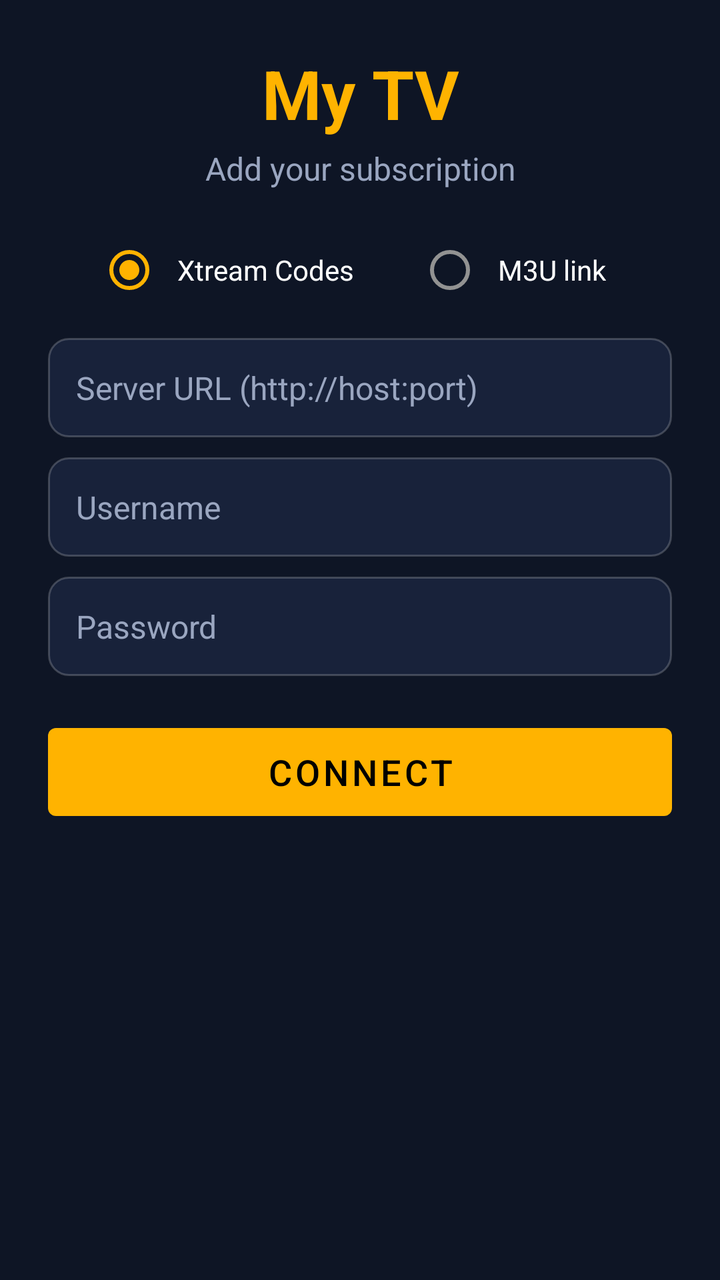
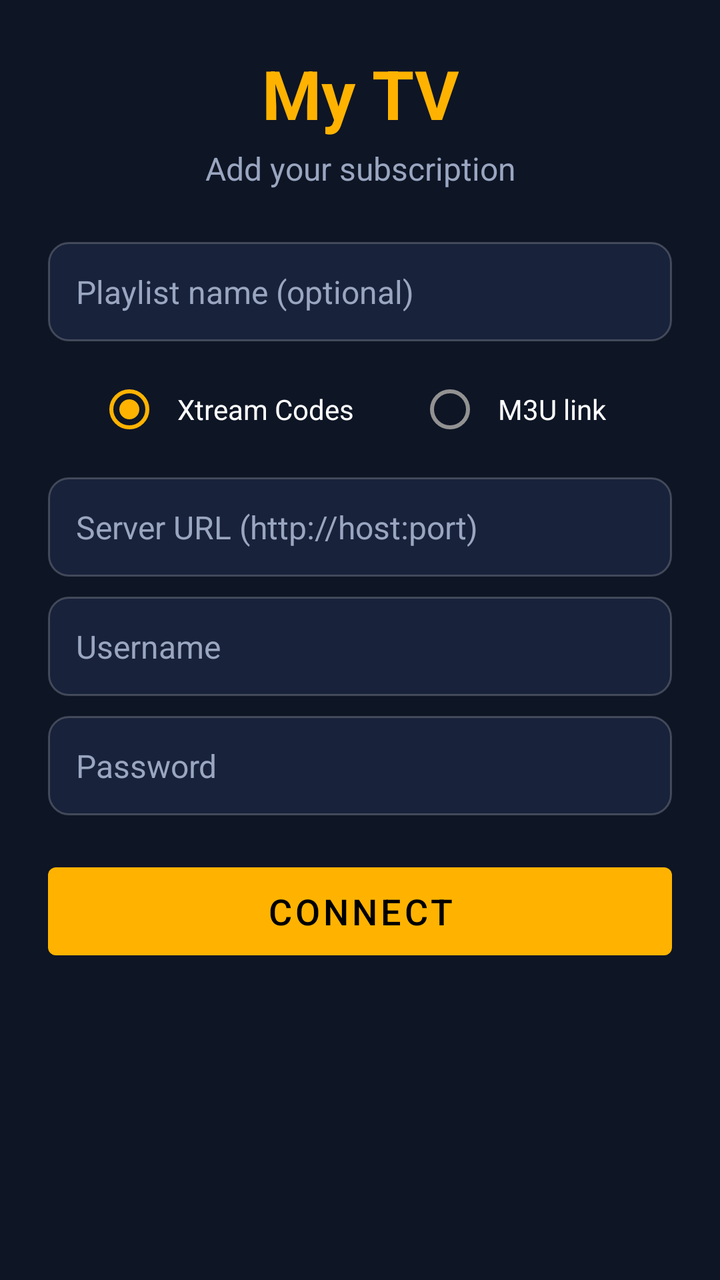

An Android layout rendered at two revisions. The XML below is the earlier revision; the diff shows what the commit changed to produce the second picture.
<!-- AndroidManifest.xml: application theme Theme.MyTV -->
<!-- res/layout/activity_login.xml -->
<?xml version="1.0" encoding="utf-8"?>
<ScrollView xmlns:android="http://schemas.android.com/apk/res/android"
    android:layout_width="match_parent" android:layout_height="match_parent"
    android:fillViewport="true">

    <LinearLayout
        android:layout_width="match_parent" android:layout_height="wrap_content"
        android:layout_gravity="center" android:gravity="center_horizontal"
        android:orientation="vertical" android:padding="24dp">

        <LinearLayout
            android:layout_width="match_parent" android:layout_height="wrap_content"
            android:maxWidth="520dp" android:orientation="vertical">

            <TextView
                android:layout_width="match_parent" android:layout_height="wrap_content"
                android:gravity="center" android:text="@string/app_name"
                android:textColor="@color/accent" android:textSize="34sp" android:textStyle="bold" />

            <TextView
                android:layout_width="match_parent" android:layout_height="wrap_content"
                android:layout_marginTop="4dp" android:layout_marginBottom="16dp"
                android:gravity="center" android:text="@string/login_title"
                android:textColor="@color/text_secondary" android:textSize="16sp" />

            <RadioGroup
                android:layout_width="match_parent" android:layout_height="wrap_content"
                android:gravity="center" android:orientation="horizontal">
                <RadioButton
                    android:id="@+id/rbXtream"
                    android:layout_width="wrap_content" android:layout_height="wrap_content"
                    android:checked="true" android:padding="8dp" android:text="@string/xtream"
                    android:textColor="@color/text_primary" />
                <RadioButton
                    android:id="@+id/rbM3u"
                    android:layout_width="wrap_content" android:layout_height="wrap_content"
                    android:layout_marginStart="24dp" android:padding="8dp" android:text="@string/m3u"
                    android:textColor="@color/text_primary" />
            </RadioGroup>

            <LinearLayout
                android:id="@+id/xtreamFields"
                android:layout_width="match_parent" android:layout_height="wrap_content"
                android:orientation="vertical">
                <EditText android:id="@+id/etServer" style="@style/Field"
                    android:hint="@string/server" android:inputType="textUri"
                    android:imeOptions="actionNext" android:nextFocusDown="@+id/etUser" />
                <EditText android:id="@+id/etUser" style="@style/Field"
                    android:hint="@string/username"
                    android:inputType="textVisiblePassword|textNoSuggestions"
                    android:importantForAutofill="no"
                    android:imeOptions="actionNext" android:nextFocusDown="@+id/etPass" />
                <EditText android:id="@+id/etPass" style="@style/Field"
                    android:hint="@string/password" android:inputType="textPassword"
                    android:imeOptions="actionDone" android:nextFocusDown="@+id/btnConnect" />
            </LinearLayout>

            <LinearLayout
                android:id="@+id/m3uFields"
                android:layout_width="match_parent" android:layout_height="wrap_content"
                android:orientation="vertical" android:visibility="gone">
                <EditText android:id="@+id/etM3u" style="@style/Field"
                    android:hint="@string/m3u_url" android:inputType="textUri"
                    android:imeOptions="actionDone" android:nextFocusDown="@+id/btnConnect" />
            </LinearLayout>

            <TextView
                android:id="@+id/tvError"
                android:layout_width="match_parent" android:layout_height="wrap_content"
                android:layout_marginTop="12dp" android:gravity="center"
                android:textColor="#FF6B6B" android:visibility="gone" />

            <Button
                android:id="@+id/btnConnect"
                android:layout_width="match_parent" android:layout_height="56dp"
                android:layout_marginTop="20dp" android:text="@string/connect"
                android:textSize="18sp" />

            <ProgressBar
                android:id="@+id/progress"
                android:layout_width="wrap_content" android:layout_height="wrap_content"
                android:layout_gravity="center" android:layout_marginTop="12dp"
                android:visibility="gone" />
        </LinearLayout>
    </LinearLayout>
</ScrollView>
<!-- resources referenced by this layout -->
<resources>
  <color name="accent">#FFB300</color>
  <color name="text_primary">#FFFFFF</color>
  <color name="text_secondary">#9AA6C0</color>
  <string name="app_name">My TV</string>
  <string name="connect">Connect</string>
  <string name="login_title">Add your subscription</string>
  <string name="m3u">M3U link</string>
  <string name="m3u_url">M3U playlist URL</string>
  <string name="password">Password</string>
  <string name="server">Server URL (http://host:port)</string>
  <string name="username">Username</string>
  <string name="xtream">Xtream Codes</string>
  <style name="Field">
          <item name="android:layout_width">match_parent</item>
          <item name="android:layout_height">wrap_content</item>
          <item name="android:layout_marginTop">10dp</item>
          <item name="android:background">@drawable/bg_field</item>
          <item name="android:padding">14dp</item>
          <item name="android:textColor">@color/text_primary</item>
          <item name="android:textColorHint">@color/text_secondary</item>
          <item name="android:textSize">16sp</item>
          <item name="android:maxLines">1</item>
      </style>
  <style name="Theme.MyTV" parent="Theme.MaterialComponents.NoActionBar">
          <item name="colorPrimary">@color/accent</item>
          <item name="colorPrimaryVariant">@color/accent</item>
          <item name="colorOnPrimary">#000000</item>
          <item name="colorSecondary">@color/accent</item>
          <item name="colorOnSecondary">#000000</item>
          <item name="colorAccent">@color/accent</item>
          <item name="android:windowBackground">@color/bg</item>
          <item name="android:statusBarColor">@color/bg</item>
          <item name="android:navigationBarColor">@color/bg</item>
          <item name="android:textColorPrimary">@color/text_primary</item>
          <item name="android:textColorSecondary">@color/text_secondary</item>
      </style>
  <!-- drawable bg_field (drawable) -->
  <?xml version="1.0" encoding="utf-8"?>
  <selector xmlns:android="http://schemas.android.com/apk/res/android">
      <item android:state_focused="true">
          <shape><solid android:color="@color/surface" /><stroke android:width="2dp" android:color="@color/accent" /><corners android:radius="10dp" /></shape>
      </item>
      <item>
          <shape><solid android:color="@color/surface" /><stroke android:width="1dp" android:color="#33FFFFFF" /><corners android:radius="10dp" /></shape>
      </item>
  </selector>
  <color name="bg">#0E1525</color>
  <color name="surface">#18223A</color>
</resources>

<!-- the commit's change to res/layout/activity_login.xml (unified diff, before → after) -->
@@ -22,6 +22,11 @@
                 android:layout_marginTop="4dp" android:layout_marginBottom="16dp"
                 android:gravity="center" android:text="@string/login_title"
                 android:textColor="@color/text_secondary" android:textSize="16sp" />
+
+            <EditText android:id="@+id/etName" style="@style/Field"
+                android:layout_marginBottom="10dp"
+                android:hint="@string/playlist_name" android:inputType="text"
+                android:imeOptions="actionNext" />
 
             <RadioGroup
                 android:layout_width="match_parent" android:layout_height="wrap_content"
<!-- resource entries referenced after the edit -->
@@ -9,6 +9,7 @@
   <string name="m3u">M3U link</string>
   <string name="m3u_url">M3U playlist URL</string>
   <string name="password">Password</string>
+  <string name="playlist_name">Playlist name (optional)</string>
   <string name="server">Server URL (http://host:port)</string>
   <string name="username">Username</string>
   <string name="xtream">Xtream Codes</string>
